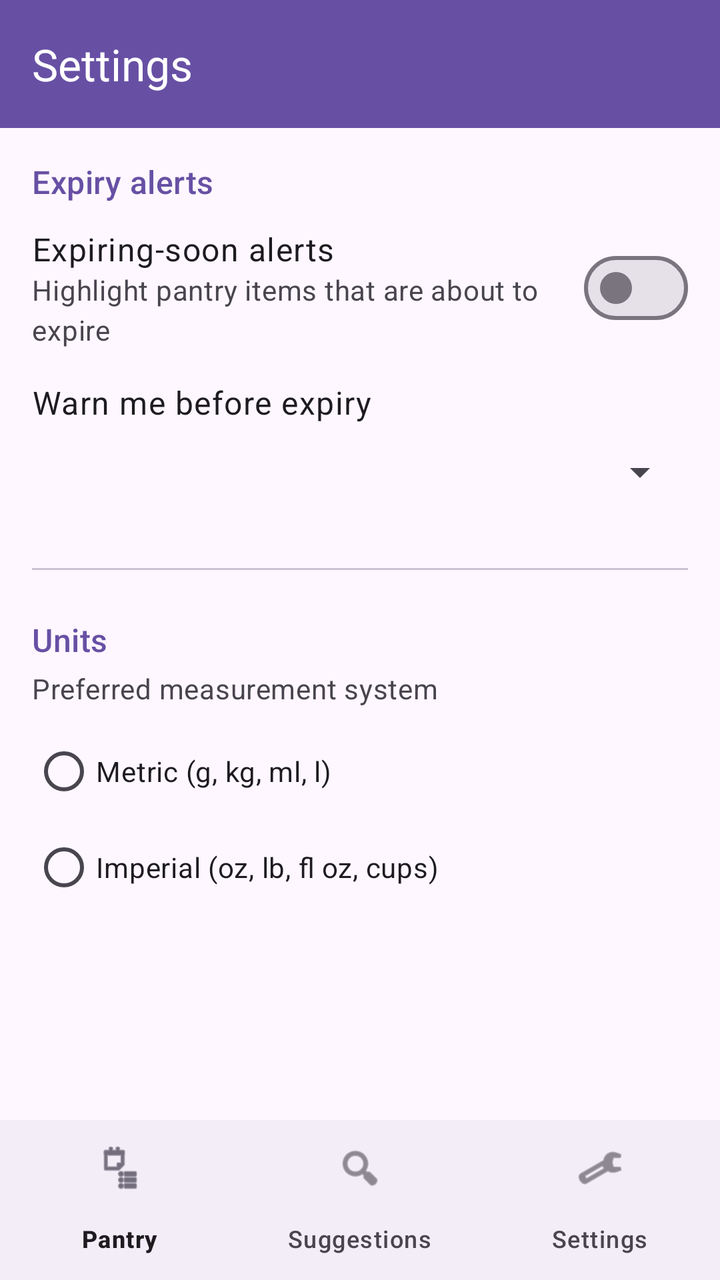
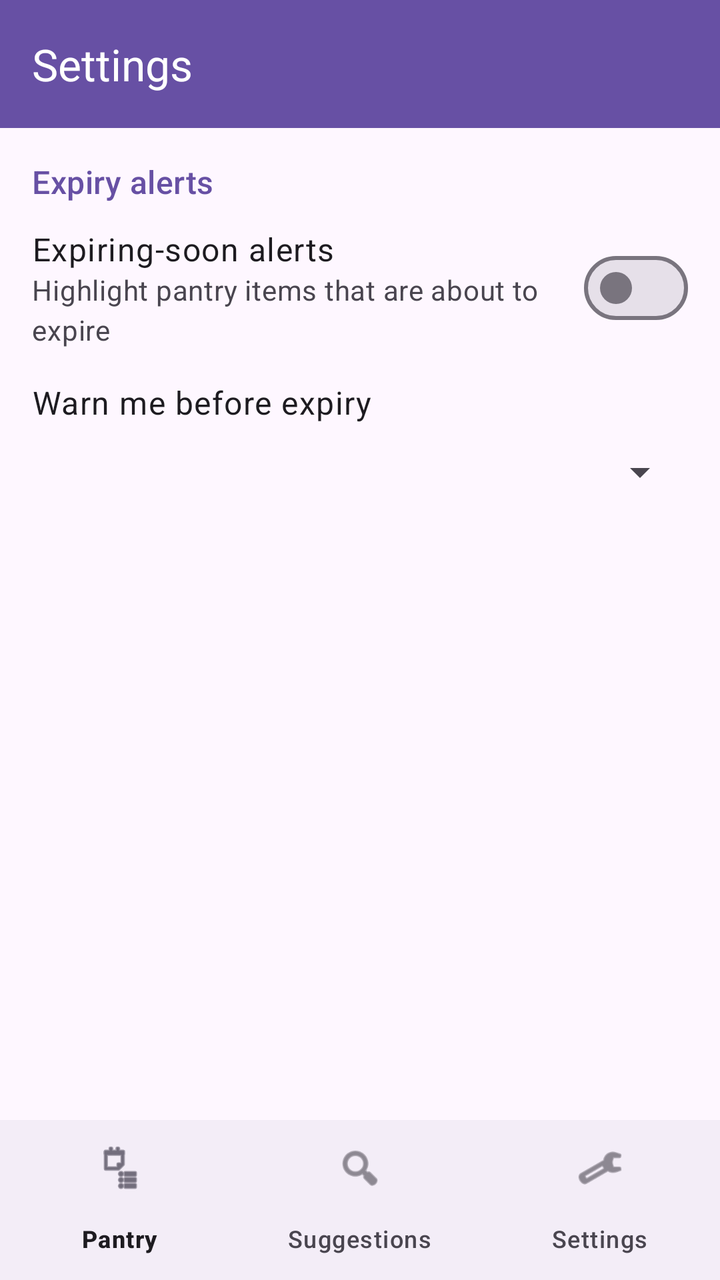

Compare the two renders of this Android layout. The source of the first and the diff that turns it into the second are given below.
<!-- AndroidManifest.xml: application theme Theme.SmartPantryManager -->
<!-- res/layout/activity_settings.xml -->
<?xml version="1.0" encoding="utf-8"?>
<androidx.constraintlayout.widget.ConstraintLayout xmlns:android="http://schemas.android.com/apk/res/android"
    xmlns:app="http://schemas.android.com/apk/res-auto"
    xmlns:tools="http://schemas.android.com/tools"
    android:id="@+id/main"
    android:layout_width="match_parent"
    android:layout_height="match_parent"
    tools:context=".SettingsActivity">

    <com.google.android.material.appbar.MaterialToolbar
        android:id="@+id/toolbar"
        android:layout_width="0dp"
        android:layout_height="?attr/actionBarSize"
        android:background="?attr/colorPrimary"
        app:title="@string/title_settings"
        app:titleTextColor="?attr/colorOnPrimary"
        app:layout_constraintEnd_toEndOf="parent"
        app:layout_constraintStart_toStartOf="parent"
        app:layout_constraintTop_toTopOf="parent" />

    <ScrollView
        android:id="@+id/scrollSettings"
        android:layout_width="0dp"
        android:layout_height="0dp"
        app:layout_constraintBottom_toTopOf="@id/bottomNav"
        app:layout_constraintEnd_toEndOf="parent"
        app:layout_constraintStart_toStartOf="parent"
        app:layout_constraintTop_toBottomOf="@id/toolbar">

        <LinearLayout
            android:layout_width="match_parent"
            android:layout_height="wrap_content"
            android:orientation="vertical"
            android:padding="16dp">

            
            <TextView
                android:layout_width="wrap_content"
                android:layout_height="wrap_content"
                android:text="@string/settings_section_alerts"
                android:textAppearance="?attr/textAppearanceTitleMedium"
                android:textColor="?attr/colorPrimary" />

            <LinearLayout
                android:layout_width="match_parent"
                android:layout_height="wrap_content"
                android:layout_marginTop="12dp"
                android:gravity="center_vertical"
                android:orientation="horizontal">

                <LinearLayout
                    android:layout_width="0dp"
                    android:layout_height="wrap_content"
                    android:layout_weight="1"
                    android:orientation="vertical">

                    <TextView
                        android:layout_width="wrap_content"
                        android:layout_height="wrap_content"
                        android:text="@string/settings_alerts_title"
                        android:textAppearance="?attr/textAppearanceBodyLarge" />

                    <TextView
                        android:layout_width="wrap_content"
                        android:layout_height="wrap_content"
                        android:text="@string/settings_alerts_summary"
                        android:textAppearance="?attr/textAppearanceBodyMedium"
                        android:textColor="?attr/colorOnSurfaceVariant" />
                </LinearLayout>

                <com.google.android.material.materialswitch.MaterialSwitch
                    android:id="@+id/switchExpiryAlerts"
                    android:layout_width="wrap_content"
                    android:layout_height="wrap_content"
                    android:layout_marginStart="16dp"
                    android:contentDescription="@string/settings_alerts_title" />
            </LinearLayout>

            <TextView
                android:id="@+id/labelAlertDays"
                android:layout_width="wrap_content"
                android:layout_height="wrap_content"
                android:layout_marginTop="16dp"
                android:text="@string/settings_alert_days_label"
                android:textAppearance="?attr/textAppearanceBodyLarge" />

            <Spinner
                android:id="@+id/spinnerAlertDays"
                android:layout_width="match_parent"
                android:layout_height="48dp"
                android:contentDescription="@string/settings_alert_days_label" />

            <View
                android:layout_width="match_parent"
                android:layout_height="1dp"
                android:layout_marginTop="24dp"
                android:layout_marginBottom="24dp"
                android:background="?attr/colorOutlineVariant" />

            
            <TextView
                android:layout_width="wrap_content"
                android:layout_height="wrap_content"
                android:text="@string/settings_section_units"
                android:textAppearance="?attr/textAppearanceTitleMedium"
                android:textColor="?attr/colorPrimary" />

            <TextView
                android:layout_width="wrap_content"
                android:layout_height="wrap_content"
                android:layout_marginTop="4dp"
                android:text="@string/settings_units_summary"
                android:textAppearance="?attr/textAppearanceBodyMedium"
                android:textColor="?attr/colorOnSurfaceVariant" />

            <RadioGroup
                android:id="@+id/radioGroupUnits"
                android:layout_width="match_parent"
                android:layout_height="wrap_content"
                android:layout_marginTop="8dp"
                android:orientation="vertical">

                <RadioButton
                    android:id="@+id/radioMetric"
                    android:layout_width="match_parent"
                    android:layout_height="48dp"
                    android:text="@string/settings_units_metric" />

                <RadioButton
                    android:id="@+id/radioImperial"
                    android:layout_width="match_parent"
                    android:layout_height="48dp"
                    android:text="@string/settings_units_imperial" />
            </RadioGroup>
        </LinearLayout>
    </ScrollView>

    <com.google.android.material.bottomnavigation.BottomNavigationView
        android:id="@+id/bottomNav"
        android:layout_width="0dp"
        android:layout_height="wrap_content"
        app:layout_constraintBottom_toBottomOf="parent"
        app:layout_constraintEnd_toEndOf="parent"
        app:layout_constraintStart_toStartOf="parent"
        app:menu="@menu/bottom_nav_menu" />

</androidx.constraintlayout.widget.ConstraintLayout>
<!-- resources referenced by this layout -->
<resources>
  <string name="settings_alert_days_label">Warn me before expiry</string>
  <string name="settings_alerts_summary">Highlight pantry items that are about to expire</string>
  <string name="settings_alerts_title">Expiring-soon alerts</string>
  <string name="settings_section_alerts">Expiry alerts</string>
  <string name="settings_section_units">Units</string>
  <string name="settings_units_imperial">Imperial (oz, lb, fl oz, cups)</string>
  <string name="settings_units_metric">Metric (g, kg, ml, l)</string>
  <string name="settings_units_summary">Preferred measurement system</string>
  <string name="title_settings">Settings</string>
  <style name="Theme.SmartPantryManager" parent="Base.Theme.SmartPantryManager" />
  <style name="Base.Theme.SmartPantryManager" parent="Theme.Material3.DayNight.NoActionBar">
          
          
      </style>
</resources>

<!-- the commit's change to res/layout/activity_settings.xml (unified diff, before → after) -->
@@ -90,48 +90,6 @@
                 android:layout_height="48dp"
                 android:contentDescription="@string/settings_alert_days_label" />
 
-            <View
-                android:layout_width="match_parent"
-                android:layout_height="1dp"
-                android:layout_marginTop="24dp"
-                android:layout_marginBottom="24dp"
-                android:background="?attr/colorOutlineVariant" />
-
-            
-            <TextView
-                android:layout_width="wrap_content"
-                android:layout_height="wrap_content"
-                android:text="@string/settings_section_units"
-                android:textAppearance="?attr/textAppearanceTitleMedium"
-                android:textColor="?attr/colorPrimary" />
-
-            <TextView
-                android:layout_width="wrap_content"
-                android:layout_height="wrap_content"
-                android:layout_marginTop="4dp"
-                android:text="@string/settings_units_summary"
-                android:textAppearance="?attr/textAppearanceBodyMedium"
-                android:textColor="?attr/colorOnSurfaceVariant" />
-
-            <RadioGroup
-                android:id="@+id/radioGroupUnits"
-                android:layout_width="match_parent"
-                android:layout_height="wrap_content"
-                android:layout_marginTop="8dp"
-                android:orientation="vertical">
-
-                <RadioButton
-                    android:id="@+id/radioMetric"
-                    android:layout_width="match_parent"
-                    android:layout_height="48dp"
-                    android:text="@string/settings_units_metric" />
-
-                <RadioButton
-                    android:id="@+id/radioImperial"
-                    android:layout_width="match_parent"
-                    android:layout_height="48dp"
-                    android:text="@string/settings_units_imperial" />
-            </RadioGroup>
         </LinearLayout>
     </ScrollView>
 
<!-- resource entries referenced after the edit -->
@@ -4,10 +4,6 @@
   <string name="settings_alerts_summary">Highlight pantry items that are about to expire</string>
   <string name="settings_alerts_title">Expiring-soon alerts</string>
   <string name="settings_section_alerts">Expiry alerts</string>
-  <string name="settings_section_units">Units</string>
-  <string name="settings_units_imperial">Imperial (oz, lb, fl oz, cups)</string>
-  <string name="settings_units_metric">Metric (g, kg, ml, l)</string>
-  <string name="settings_units_summary">Preferred measurement system</string>
   <string name="title_settings">Settings</string>
   <style name="Theme.SmartPantryManager" parent="Base.Theme.SmartPantryManager" />
   <style name="Base.Theme.SmartPantryManager" parent="Theme.Material3.DayNight.NoActionBar">
